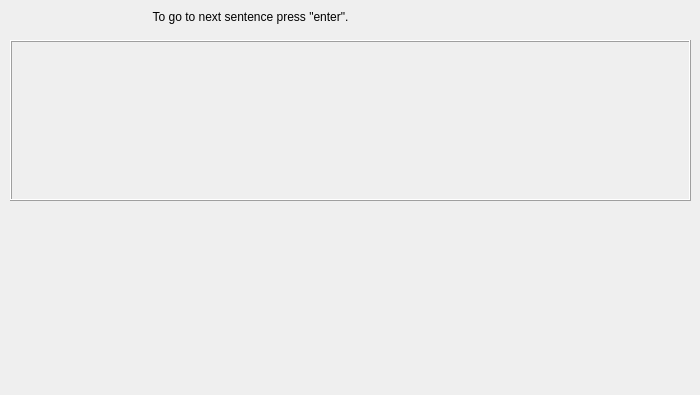
This is Assignment6/text_input_technique.ui in FelixKalley/reaction-test as Qt 5 draws it before an edit. The edited form follows.
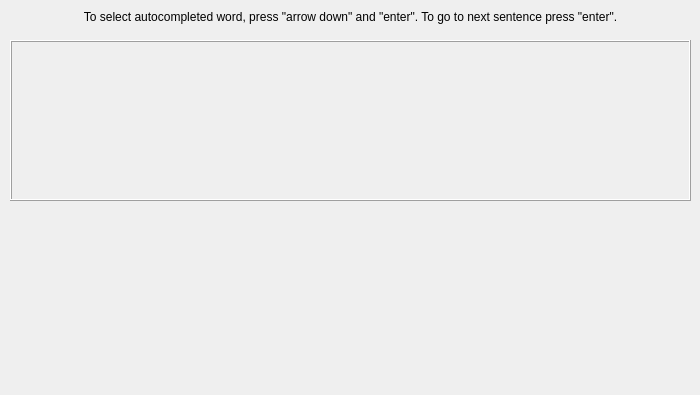
This is the edited form.

Commit message: added comments and changed sentences

```diff
--- a/Assignment6/text_input_technique.ui
+++ b/Assignment6/text_input_technique.ui
@@ -54,12 +54,12 @@
     <rect>
      <x>10</x>
      <y>10</y>
-     <width>481</width>
+     <width>681</width>
      <height>21</height>
     </rect>
    </property>
    <property name="text">
-    <string>To go to next sentence press &quot;enter&quot;.</string>
+    <string>To select autocompleted word, press &quot;arrow down&quot; and &quot;enter&quot;. To go to next sentence press &quot;enter&quot;.</string>
    </property>
    <property name="alignment">
     <set>Qt::AlignHCenter|Qt::AlignTop</set>
```
The commit also changes 4 other files.
